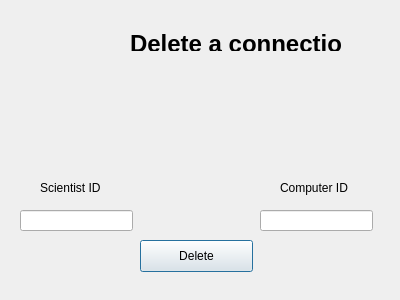
Before: the Qt Designer form GUI-verklegtVika3/deleteconnection.ui in streamerinn/Verklegt-1, drawn with Qt 5.
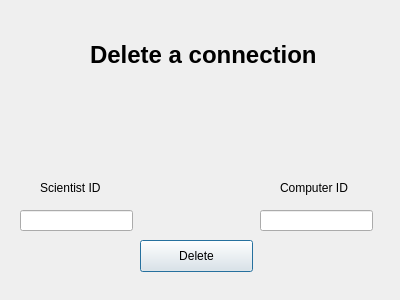
After: the same form once the commit is applied. Icons and pictures are not drawn.

Patch:
```diff
--- a/GUI-verklegtVika3/deleteconnection.ui
+++ b/GUI-verklegtVika3/deleteconnection.ui
@@ -20,10 +20,10 @@
   <widget class="QLabel" name="label">
    <property name="geometry">
     <rect>
-     <x>130</x>
+     <x>90</x>
      <y>30</y>
-     <width>211</width>
-     <height>21</height>
+     <width>251</width>
+     <height>51</height>
     </rect>
    </property>
    <property name="font">
@@ -110,7 +110,7 @@
   <widget class="QLabel" name="deletePic">
    <property name="geometry">
     <rect>
-     <x>60</x>
+     <x>30</x>
      <y>70</y>
      <width>341</width>
      <height>101</height>
```
